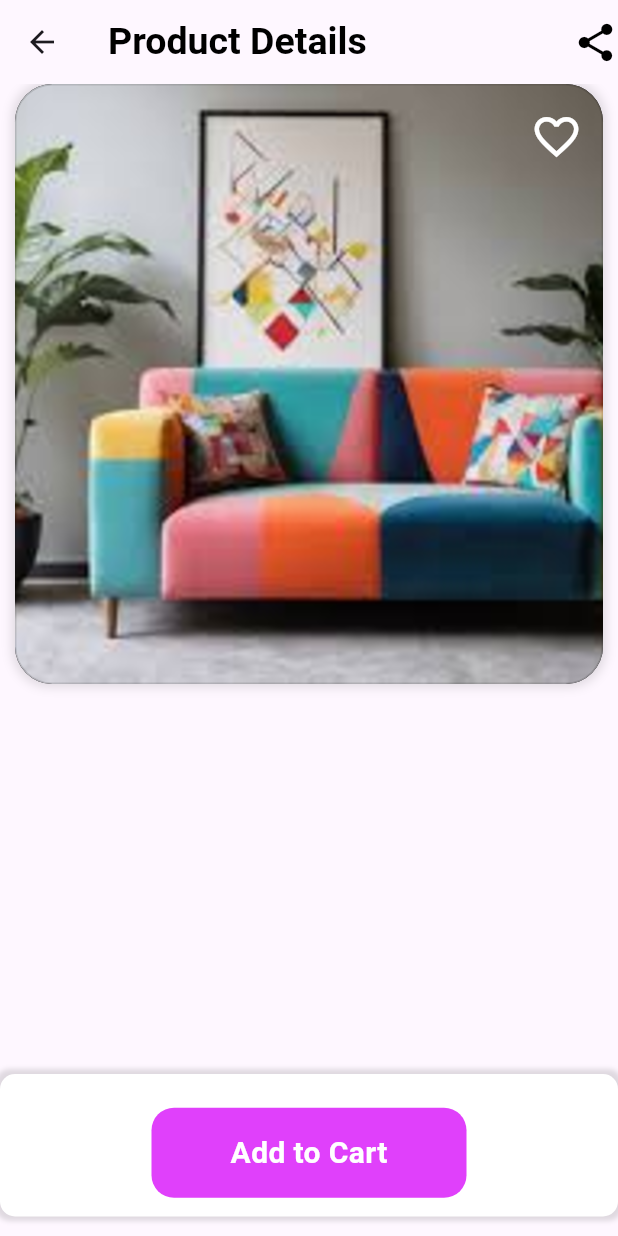
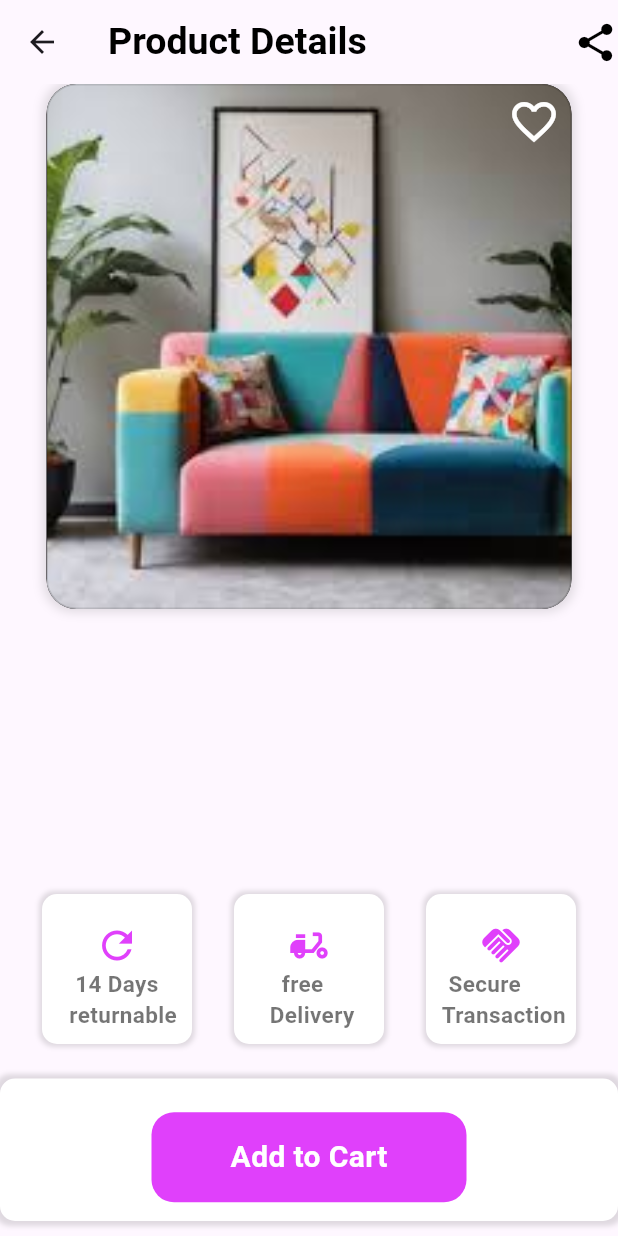
Before and after one commit to Shalu6634/eommerce_app, a Flutter app: the screen it shows after launch, after a tap on "Stylish furniture", on a phone screen of 412 x 824 dp. Run offline on Flutter 3.47's test engine with Material 3 defaults, Android fonts, the light colour scheme and no system bars.

Commit message:
19-04-24

```diff
--- a/lib/Home/List.dart
+++ b/lib/Home/List.dart
@@ -2,9 +2,13 @@
 int selectedIndex=0;
 List productList = [
   {'name': 'Stylish furniture', 'price': 20000, 'img': 'assets/img/pro2.jpg'},
+  {'name': 'Stylish furniture', 'price': 30000, 'img': 'assets/img/pro6.jpeg'},
   {'name': 'Stylish furniture', 'price': 40000, 'img': 'assets/img/pro5.jpeg'},
   {'name': 'Stylish furniture', 'price': 10000, 'img': 'assets/img/pro3.jpg'},
+  {'name': 'Stylish furniture', 'price': 30000, 'img': 'assets/img/pro8.jpg'},
   {'name': 'Stylish furniture', 'price': 30000, 'img': 'assets/img/pro5.jpeg'},
+
+
 
 ];
 List proList = [
@@ -12,4 +16,6 @@ List proList = [
   {'name': 'Stylish furniture', 'price': 30000, 'img': 'assets/img/pro4.jpg'},
   {'name': 'Stylish furniture', 'price': 30000, 'img': 'assets/img/pro.jpg'},
   {'name': 'Stylish furniture', 'price': 30000, 'img': 'assets/img/pro4.jpg'},
+  {'name': 'Stylish furniture', 'price': 30000, 'img': 'assets/img/pro6.jpeg'},
+  {'name': 'Stylish furniture', 'price': 30000, 'img': 'assets/img/pro8.jpg'},
 ];
--- a/lib/Home/detailsScreen.dart
+++ b/lib/Home/detailsScreen.dart
@@ -1,4 +1,6 @@
+import 'package:flutter/cupertino.dart';
 import 'package:flutter/material.dart';
+import 'package:flutter/widgets.dart';
 
 class DetailsScreen extends StatefulWidget {
   const DetailsScreen({super.key});
@@ -22,7 +24,7 @@ class _DetailsScreenState extends State<DetailsScreen> {
               fontWeight: FontWeight.bold,
             ),
           ),
-          actions: const [
+          actions: [
             Icon(
               Icons.share,
               size: 30,
@@ -38,8 +40,8 @@ class _DetailsScreenState extends State<DetailsScreen> {
                   padding: const EdgeInsets.only(left: 10, right: 10),
                   child: Container(
                     alignment: Alignment.center,
-                    height: 400,
-                    width: 400,
+                    height: 350,
+                    width: 350,
                     decoration: BoxDecoration(
                       border: Border.all(color: Colors.black12),
                       boxShadow: const [
@@ -48,14 +50,15 @@ class _DetailsScreenState extends State<DetailsScreen> {
                             blurRadius: 5,
                             spreadRadius: 2)
                       ],
-                        borderRadius: BorderRadius.circular(25),
+                      borderRadius: BorderRadius.circular(20),
                       color: Colors.black,
                       image: DecorationImage(
                         fit: BoxFit.cover,
-                            filterQuality: FilterQuality.high,
-                            image: AssetImage(data['img']))),
+                        image: AssetImage(data['img']),
+                      ),
+                    ),
                     child: Padding(
-                      padding: EdgeInsets.only(bottom: 330, left: 330),
+                      padding: EdgeInsets.only(bottom: 300, left: 300),
                       child: Icon(
                         Icons.favorite_border,
                         size: 35,
@@ -65,7 +68,7 @@ class _DetailsScreenState extends State<DetailsScreen> {
                   ),
                 ),
                 Padding(
-                  padding: EdgeInsets.only(top: 260),
+                  padding: EdgeInsets.only(top: 313),
                   child: Container(
                     alignment: Alignment.center,
                     height: 95,
@@ -73,7 +76,7 @@ class _DetailsScreenState extends State<DetailsScreen> {
                     decoration: BoxDecoration(
                       borderRadius: BorderRadius.circular(10),
                       color: Colors.white,
-                      boxShadow: [
+                      boxShadow: const [
                         BoxShadow(
                             color: Colors.black12,
                             blurRadius: 2,
@@ -91,9 +94,11 @@ class _DetailsScreenState extends State<DetailsScreen> {
                           borderRadius: BorderRadius.circular(15),
                         ),
                         child: Text(
-                          'Add to Cart',style: TextStyle(
-                          color: Colors.white,fontWeight: FontWeight.bold,fontSize: 20
-                        ),
+                          'Add to Cart',
+                          style: TextStyle(
+                              color: Colors.white,
+                              fontWeight: FontWeight.bold,
+                              fontSize: 20),
                         ),
                       ),
                     ),
@@ -101,6 +106,94 @@ class _DetailsScreenState extends State<DetailsScreen> {
                 ),
               ],
             ),
+            Row(
+              mainAxisAlignment: MainAxisAlignment.spaceEvenly,
+              children: [
+                Padding(
+                  padding: const EdgeInsets.only(top: 540),
+                  child: Container(
+                    height: 100,
+                    width: 100,
+                    decoration: BoxDecoration(
+                      borderRadius: BorderRadius.circular(10),
+                      color: Colors.white,
+                      boxShadow: [
+                        BoxShadow(
+                            color: Colors.black12,
+                            blurRadius: 2,
+                            spreadRadius: 2)
+                      ],
+                    ),
+                    child: Padding(
+                      padding:  EdgeInsets.only(top: 10),
+                      child: Column(
+                        mainAxisAlignment: MainAxisAlignment.center,
+                        children: [
+                          Icon(Icons.refresh,size: 30,color: Colors.purpleAccent,),
+                          Text('   14 Days \n  returnable',style: TextStyle(
+                            color: Colors.black54,fontSize: 15,fontWeight: FontWeight.bold
+                          ),),
+
+                        ],
+                      ),
+                    ),
+                  ),
+                ),
+                Container(
+                  height: 100,
+                  width: 100,
+                  margin: EdgeInsets.only(top: 540),
+                  decoration: BoxDecoration(
+                    borderRadius: BorderRadius.circular(10),
+                    boxShadow: [
+                      BoxShadow(
+                          color: Colors.black12, blurRadius: 2, spreadRadius: 2)
+                    ],
+                    color: Colors.white,
+                  ),
+                  child: Padding(
+                    padding:  EdgeInsets.only(top: 10),
+                    child: Column(
+                      mainAxisAlignment: MainAxisAlignment.center,
+                      children: [
+                        Icon(Icons.delivery_dining,size: 30,color: Colors.purpleAccent,),
+                        Text('   free \n Delivery',style: TextStyle(
+                            color: Colors.black54,fontSize: 15,fontWeight: FontWeight.bold
+                        ),),
+
+                      ],
+                    ),
+                  ),
+                ),
+                Container(
+                  alignment: Alignment.center,
+                  height: 100,
+                  width: 100,
+                  margin: EdgeInsets.only(top: 540),
+                  decoration: BoxDecoration(
+                    borderRadius: BorderRadius.circular(10),
+                    color: Colors.white,
+                    boxShadow: [
+                      BoxShadow(
+                          color: Colors.black12, blurRadius: 2, spreadRadius: 2)
+                    ],
+                  ),
+                  child: Padding(
+                    padding:  EdgeInsets.only(top: 10),
+                    child: Column(
+                      mainAxisAlignment: MainAxisAlignment.center,
+                      children: [
+                        Icon(Icons.handshake,size: 30,color: Colors.purpleAccent,),
+                        Text('  Secure \n Transaction',style: TextStyle(
+                            color: Colors.black54,fontSize: 15,fontWeight: FontWeight.bold
+                        ),),
+
+                      ],
+                    ),
+                  ),
+                ),
+              ],
+            )
           ],
         ),
       ),
--- a/lib/Home/homePage.dart
+++ b/lib/Home/homePage.dart
@@ -24,10 +24,10 @@ class _HomePageState extends State<HomePage> {
           title: const Padding(
             padding: EdgeInsets.only(top: 8),
             child: Text(
-              'Stylish \n Furniture',
+              ' Enjoy Stylish\n Furniture',
               style: TextStyle(
                   color: Colors.purpleAccent,
-                  fontSize: 25,
+                  fontSize: 23,
                   fontWeight: FontWeight.bold,
                   letterSpacing: 1),
             ),
@@ -94,20 +94,20 @@ class _HomePageState extends State<HomePage> {
                   ],
                 ),
                 const Padding(
-                  padding: EdgeInsets.only(right: 155, top: 30),
+                  padding: EdgeInsets.only(right: 185, top: 30),
                   child: Text(
                     'Stylish Furniture ',
                     style: TextStyle(
-                        fontSize: 30,
+                        fontSize: 25,
                         color: Colors.black,
-                        fontWeight: FontWeight.bold),
+                        fontWeight: FontWeight.bold,letterSpacing: 1),
                   ),
                 ),
                 Row(
                   children: [
                     Column(
                       children: List.generate(
-                        4,
+                        productList.length,
                         (index) => GestureDetector(
                           onTap: () {
                             setState(() {
@@ -126,7 +126,7 @@ class _HomePageState extends State<HomePage> {
                     ),
                     Column(
                       children: List.generate(
-                        4,
+                        proList.length,
                         (index) => GestureDetector(
                           onTap: () {
                             setState(() {
@@ -158,17 +158,17 @@ class _HomePageState extends State<HomePage> {
       mainAxisAlignment: MainAxisAlignment.spaceEvenly,
       children: [
         Column(
-
           children: [
             Padding(
               padding: const EdgeInsets.only(bottom: 20),
               child: Container(
+
                 height: 260,
                 width: 195,
                 margin: EdgeInsets.all(5),
                 decoration: BoxDecoration(
                   borderRadius: BorderRadius.circular(20),
-                  boxShadow: [
+                  boxShadow:const  [
                     BoxShadow(
                         color: Colors.black, spreadRadius: 1, blurRadius: 2)
                   ],
@@ -197,14 +197,14 @@ class _HomePageState extends State<HomePage> {
                         children: [
                             Text(
                               name,
-                              style: TextStyle(fontSize: 20, color: Colors.white),
+                              style: TextStyle(fontSize: 20, color: Colors.tealAccent),
                             ),
                           Row(
                             mainAxisAlignment: MainAxisAlignment.center,
                             children: [
                               Text(
                                 '${price}' + '/-',
-                                style: TextStyle(fontSize: 20, color: Colors.white),
+                                style: TextStyle(fontSize: 20, color: Colors.cyanAccent),
                               ),
                             ],
                           )
@@ -212,45 +212,12 @@ class _HomePageState extends State<HomePage> {
                       ),
                     ),
                   ),
+
                 ),
               ),
             ),
           ],
         ),
-        // Column(
-        //   mainAxisAlignment: MainAxisAlignment.spaceEvenly,
-        //   children: [
-        //     Padding(
-        //       padding: const EdgeInsets.only(left: 2, bottom: 20),
-        //       child: Container(
-        //         height: 250,
-        //         width: 190,
-        //         margin: EdgeInsets.all(5),
-        //         decoration: BoxDecoration(
-        //           borderRadius: BorderRadius.circular(20),
-        //           boxShadow: [
-        //             BoxShadow(
-        //                 color: Colors.black, spreadRadius: 1, blurRadius: 2)
-        //           ],
-        //           color: Colors.white12,
-        //           image: DecorationImage(
-        //             fit: BoxFit.cover,
-        //             image: AssetImage(img),
-        //           ),
-        //         ),
-        //         child: Container(
-        //           alignment: Alignment.center,
-        //           height: 20,
-        //           width: 70,
-        //           margin: EdgeInsets.only(top: 140),
-        //           decoration: BoxDecoration(
-        //               color: Colors.black54,
-        //               borderRadius: BorderRadius.circular(23)),
-        //         ),
-        //       ),
-        //     ),
-        //   ],
-        // ),
       ],
     );
   }
--- a/pubspec.yaml
+++ b/pubspec.yaml
@@ -69,6 +69,9 @@ flutter:
     - assets/img/pro3.jpg
     - assets/img/pro4.jpg
     - assets/img/pro5.jpeg
+    - assets/img/pro7.png
+    - assets/img/pro6.jpeg
+    - assets/img/pro8.jpg
 
 
 
```
Also changed, not shown: assets/img/pro6.jpeg (added), assets/img/pro7.png (added), assets/img/pro8.jpg (added). Lines whose indentation alone changed are shown as unchanged.
